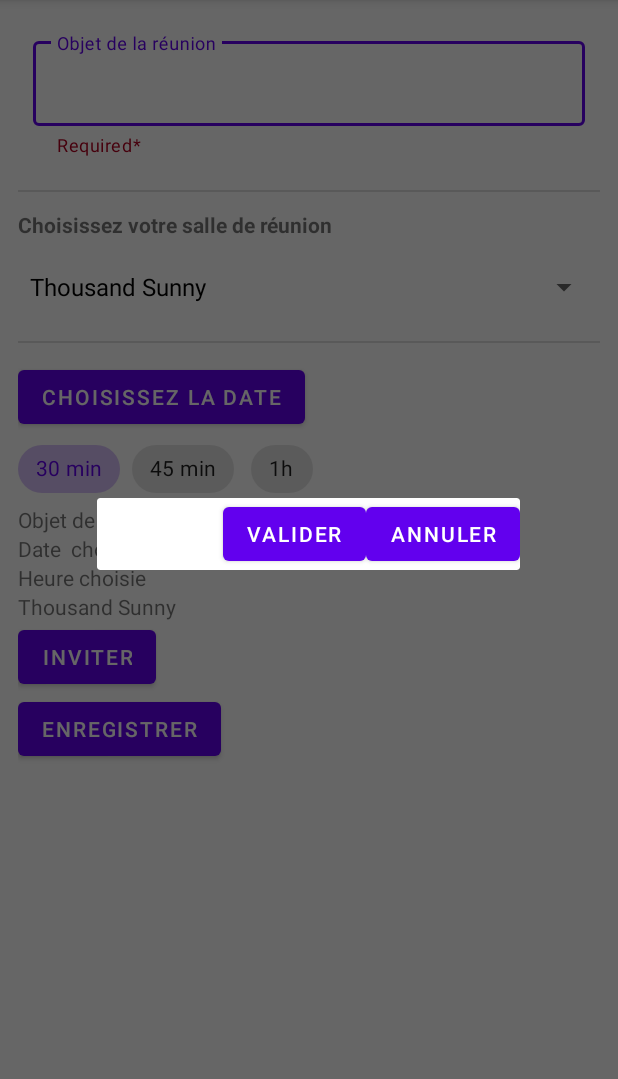
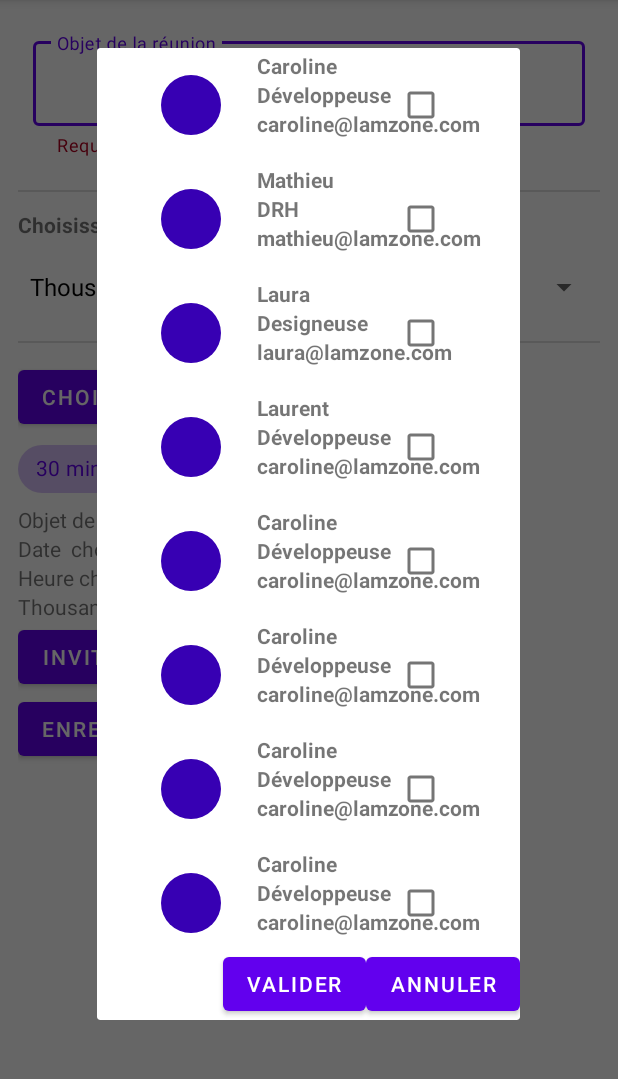
Before and after one commit to LaurentVrevin/Mareu, an Android app: the MeetingRoomBookingActivity screen opened directly, with no data from a screen before it, after a tap on "INVITER", on a phone screen of 412 x 824 dp, the part 84-1163 px from its top. Run offline under Robolectric (Android 15) with nearby library versions, the phone set to English and light mode, and no system bars.

Commit message:
Get and set recyclerview in DialogFragment with data list Employees

```diff
--- a/app/src/main/AndroidManifest.xml
+++ b/app/src/main/AndroidManifest.xml
@@ -14,7 +14,7 @@
         android:theme="@style/Theme.Mareu"
         tools:targetApi="31">
         <activity
-            android:name=".activities.MeetingRoomBooking"
+            android:name=".activities.MeetingRoomBookingActivity"
             android:exported="false" />
         <activity
             android:name=".activities.MainActivity"
--- /dev/null
+++ b/app/src/main/java/fr/laurentvrevin/mareu/DI/DI.java
@@ -0,0 +1,26 @@
+package fr.laurentvrevin.mareu.DI;
+
+import fr.laurentvrevin.mareu.service.DummyMareuApiService;
+import fr.laurentvrevin.mareu.service.MareuApiService;
+
+public class DI {
+    private static MareuApiService testservice = (MareuApiService) new DummyMareuApiService();
+
+    /**
+     * Get an instance on @{@link MareuApiService}
+     * @return
+     */
+    public static MareuApiService getEmployeesApiService() {
+        return testservice;
+    }
+
+    /**
+     * Get always a new instance on @{@link MareuApiService}. Useful for tests, so we ensure the context is clean.
+     * @return
+     */
+    public static MareuApiService getNewInstanceApiService() {
+        return (MareuApiService) new DummyMareuApiService();
+    }
+
+
+}
--- a/app/src/main/java/fr/laurentvrevin/mareu/activities/MainActivity.java
+++ b/app/src/main/java/fr/laurentvrevin/mareu/activities/MainActivity.java
@@ -10,7 +10,6 @@ import android.view.View;
 import com.google.android.material.floatingactionbutton.FloatingActionButton;
 
 import fr.laurentvrevin.mareu.R;
-import fr.laurentvrevin.mareu.activities.MeetingRoomBooking;
 
 public class MainActivity extends AppCompatActivity {
     private FloatingActionButton addMeetingButton;
@@ -26,7 +25,7 @@ public class MainActivity extends AppCompatActivity {
             @Override
             public void onClick(View v) {
                 Context context = addMeetingButton.getContext();
-                Intent intent = new Intent(context, MeetingRoomBooking.class);
+                Intent intent = new Intent(context, MeetingRoomBookingActivity.class);
                 context.startActivity(intent);
 
             }
--- a/app/src/main/java/fr/laurentvrevin/mareu/activities/MeetingRoomBooking.java
+++ b/app/src/main/java/fr/laurentvrevin/mareu/activities/MeetingRoomBookingActivity.java
@@ -12,16 +12,13 @@ import android.widget.ArrayAdapter;
 import android.widget.Button;
 import android.widget.Spinner;
 import android.widget.TextView;
-import android.widget.TimePicker;
 
 import androidx.appcompat.app.AppCompatActivity;
 
-import com.google.android.material.chip.Chip;
 import com.google.android.material.datepicker.CalendarConstraints;
 import com.google.android.material.datepicker.DateValidatorPointForward;
 import com.google.android.material.datepicker.MaterialDatePicker;
 import com.google.android.material.datepicker.MaterialPickerOnPositiveButtonClickListener;
-
 
 import java.text.SimpleDateFormat;
 import java.util.ArrayList;
@@ -35,41 +32,37 @@ import fr.laurentvrevin.mareu.model.Employees;
 import fr.laurentvrevin.mareu.model.Rooms;
 import fr.laurentvrevin.mareu.service.DummyRoomsGenerator;
 
-public class MeetingRoomBooking extends AppCompatActivity implements EmployeesListDialogFragment.Listener{
-    private Button datetimePickerButton, inviteEmployeeButton;
+
+public class MeetingRoomBookingActivity extends AppCompatActivity implements EmployeesListDialogFragment.Listener {
+    private Button mbutton_datepicker, mbutton_invitation;
     private TextView dateSelected, timeSelected, roomSelected;
     int thour, tminute, resultChipGroup;
     private Spinner mRoomToSelectSpinner;
-    private Chip chips_choice_group, chips_choice_01, chips_choice_02, chips_choice_03;
+    //private Chip chips_choice_group, chips_choice_01, chips_choice_02, chips_choice_03;
+    private ArrayList<Employees> mEmployeesToCheck;
     private ArrayList<Employees> mEmployeesSelected = new ArrayList<>();
     private EmployeesListDialogFragment mDialogFragment;
-
 
     @Override
     protected void onCreate(Bundle savedInstanceState) {
         super.onCreate(savedInstanceState);
         setContentView(R.layout.activity_meeting_room_booking);
 
-        datetimePickerButton = findViewById(R.id.DatePickerButton);
-        dateSelected = findViewById(R.id.tvDateSelected);
-        timeSelected = findViewById(R.id.tvTimeSelected);
-        mRoomToSelectSpinner = findViewById(R.id.RoomToSelectSpinner);
-        roomSelected = findViewById(R.id.tvRoomSelected);
-        inviteEmployeeButton = findViewById(R.id.invitationEmployeesButton);
+        mbutton_datepicker = findViewById(R.id.button_date_picker);
+        dateSelected = findViewById(R.id.tv_date_selected);
+        timeSelected = findViewById(R.id.tv_time_selected);
+        mRoomToSelectSpinner = findViewById(R.id.spinner_room_toselect);
+        roomSelected = findViewById(R.id.tv_room_selected);
+        mbutton_invitation = findViewById(R.id.button_invitation_employees);
 
+        //On ouvre le dialog fragment en cliquant sur le button "mbutton_invitation"
+        mbutton_invitation.setOnClickListener(v -> {
+            mDialogFragment = EmployeesListDialogFragment.createDialogFragment((ArrayList<Employees>) DUMMY_EMPLOYEES, mEmployeesSelected, MeetingRoomBookingActivity.this);
+            mDialogFragment.show(getSupportFragmentManager(), "MyFragment");
+            //passer la liste employeeToCheck ici
+            //mEmployeesToCheck = new ArrayList<>(DUMMY_EMPLOYEES);
 
-
-
-        //On ouvre le dialog fragment en cliquant sur le button inviteEmployeeButton
-        inviteEmployeeButton.setOnClickListener(new View.OnClickListener() {
-            @Override
-            public void onClick(View v) {
-                mDialogFragment =  EmployeesListDialogFragment.createdialogfragment(DUMMY_EMPLOYEES, mEmployeesSelected, MeetingRoomBooking.this);
-                mDialogFragment.show(getFragmentManager(), "Mon Fragment");
-                //passer la liste employee ici
-                //faire un listener
-
-            }
+            //faire un listener
         });
 
 
@@ -131,18 +124,6 @@ public class MeetingRoomBooking extends AppCompatActivity implements EmployeesLi
         thour = calendar.get(Calendar.HOUR_OF_DAY);
         tminute = calendar.get(Calendar.MINUTE);
 
-        /**final MaterialTimePicker materialTimePicker = new MaterialTimePicker.Builder()
-         .setTimeFormat(TimeFormat.CLOCK_12H)
-         .setHour(thour)
-         .setMinute(tminute)
-         .build();
-         TimePickerDialog.OnTimeSetListener onTimeSetListener = new TimePickerDialog.OnTimeSetListener() {
-        @Override public void onTimeSet(TimePicker view, int hourOfDay, int minute) {
-        thour = hourOfDay;
-        tminute = minute;
-        timeSelected.setText(String.format(Locale.getDefault(), "%02d:%02d",thour, tminute));
-        }
-        };*/
 
         TimePickerDialog.OnTimeSetListener onTimeSetListener = (view, hourOfDay, selectedminute) -> {
             calendar.set(Calendar.HOUR, hourOfDay);
@@ -155,7 +136,7 @@ public class MeetingRoomBooking extends AppCompatActivity implements EmployeesLi
         };
 
         //Quand je clique sur le bouton datetimePicker ouvre le fragment via la variable materialDatePicker
-        datetimePickerButton.setOnClickListener(new View.OnClickListener() {
+        mbutton_datepicker.setOnClickListener(new View.OnClickListener() {
             @Override
             public void onClick(View v) {
                 materialDatePicker.show(getSupportFragmentManager(), "DATE_PICKER");
@@ -176,6 +157,7 @@ public class MeetingRoomBooking extends AppCompatActivity implements EmployeesLi
         });
     }
 
+
     @Override
     public void onEmployeesSelected(List<Employees> employees) {
         Log.e("test", "onEmployeesSelected: ");
--- a/app/src/main/java/fr/laurentvrevin/mareu/adapter/EmployeesRecyclerViewAdapter.java
+++ b/app/src/main/java/fr/laurentvrevin/mareu/adapter/EmployeesRecyclerViewAdapter.java
@@ -1,19 +1,70 @@
 package fr.laurentvrevin.mareu.adapter;
 
+import android.content.Context;
 import android.view.LayoutInflater;
 import android.view.View;
 import android.view.ViewGroup;
-
+import android.widget.ImageButton;
+import android.widget.TextView;
 
 import androidx.annotation.NonNull;
 import androidx.recyclerview.widget.RecyclerView;
-import androidx.recyclerview.widget.RecyclerView.ViewHolder;
 
+import java.util.ArrayList;
 import java.util.List;
+
 
 import fr.laurentvrevin.mareu.R;
 import fr.laurentvrevin.mareu.model.Employees;
 
 
-public class EmployeesRecyclerViewAdapter{
+public class EmployeesRecyclerViewAdapter extends RecyclerView.Adapter<EmployeesRecyclerViewAdapter.ViewHolder> {
+    Context mContext;
+    List<Employees> mEmployees;
+
+
+    public EmployeesRecyclerViewAdapter(List<Employees> employees) {
+        this.mEmployees = employees;
+    }
+
+    @Override
+    public ViewHolder onCreateViewHolder( ViewGroup parent, int viewType) {
+        View view = LayoutInflater.from(parent.getContext())
+                .inflate(R.layout.fragment_employees_item, parent, false);
+        return new ViewHolder(view);
+    }
+
+    @Override
+    public void onBindViewHolder(ViewHolder holder, int position) {
+        holder.displayEmployees(this.mEmployees.get(position));
+
+    }
+
+    @Override
+    public int getItemCount() {
+        return mEmployees.size();
+    }
+
+    public static class ViewHolder extends RecyclerView.ViewHolder {
+        public TextView mEmployeeName, mEmployeeFunction, mEmployeeEmail;
+        public ImageButton checkedButton;
+
+
+        public ViewHolder(View itemView) {
+            super(itemView);
+            mEmployeeName = itemView.findViewById(R.id.tv_employee_name);
+            mEmployeeFunction = itemView.findViewById(R.id.tv_employee_function);
+            mEmployeeEmail = itemView.findViewById(R.id.tv_employee_email);
+            //checkedButton = itemView.findViewById(R.id.item_list_meeting_delete_button);
+
+        }
+
+        public void displayEmployees(Employees employees) {
+            mEmployeeName.setText(employees.getFirstname());
+            mEmployeeFunction.setText(employees.getFunction());
+            mEmployeeEmail.setText(employees.getEmail());
+
+        }
+    }
+
 }
--- a/app/src/main/java/fr/laurentvrevin/mareu/fragment/EmployeesListDialogFragment.java
+++ b/app/src/main/java/fr/laurentvrevin/mareu/fragment/EmployeesListDialogFragment.java
@@ -1,42 +1,48 @@
 package fr.laurentvrevin.mareu.fragment;
 
-import android.content.Context;
+import android.app.Dialog;
+import android.os.Build;
 import android.os.Bundle;
-
-import androidx.annotation.Nullable;
-import androidx.fragment.app.Fragment;
-import androidx.recyclerview.widget.RecyclerView;
 import android.view.LayoutInflater;
 import android.view.View;
 import android.view.ViewGroup;
-import android.widget.Button;
-import android.widget.TextView;
+
+import androidx.annotation.NonNull;
+import androidx.annotation.Nullable;
+import androidx.annotation.RequiresApi;
+import androidx.fragment.app.DialogFragment;
+import androidx.recyclerview.widget.RecyclerView;
 
 import java.util.ArrayList;
 import java.util.List;
 
+import fr.laurentvrevin.mareu.DI.DI;
 import fr.laurentvrevin.mareu.R;
+import fr.laurentvrevin.mareu.adapter.EmployeesRecyclerViewAdapter;
 import fr.laurentvrevin.mareu.model.Employees;
+import fr.laurentvrevin.mareu.service.MareuApiService;
 
-public class EmployeesListDialogFragment extends android.app.DialogFragment {
+
+public class EmployeesListDialogFragment extends DialogFragment {
+
     private static final String EMPLOYEES_LIST = "employees";
     private static final String EMPLOYEES_CHECKED_LIST = "checked_employees";
     private static final String LISTENER = "listener";
     private Listener mListener;
-    private ArrayList<Employees> mEmployees;
-    private ArrayList<Employees> mEmployeesSelected;
+    public List<Employees> mEmployees;
+    private List<Employees> mEmployeesSelected;
+    private RecyclerView mRecyclerView;
+    private MareuApiService mMareuApiService;
 
-    public static EmployeesListDialogFragment  createdialogfragment (ArrayList<Employees> employees, ArrayList<Employees> employeesSelected, Listener listener) {
 
+    public static EmployeesListDialogFragment createDialogFragment(ArrayList<Employees> employees, ArrayList<Employees> employeesSelected, Listener listener) {
         EmployeesListDialogFragment f = new EmployeesListDialogFragment();
-
         Bundle args = new Bundle();
         args.putSerializable(EMPLOYEES_LIST, employees);
         args.putSerializable(EMPLOYEES_CHECKED_LIST, employeesSelected);
         f.setArguments(args);
         f.setListener(listener);
         return f;
-
     }
 
     public void setListener(Listener listener) {
@@ -45,59 +51,30 @@ public class EmployeesListDialogFragment extends android.app.DialogFragment {
 
     @Nullable
     @Override
-    public View onCreateView(LayoutInflater inflater, @Nullable ViewGroup container, Bundle savedInstanceState) {
+    public View onCreateView(@NonNull LayoutInflater inflater, @Nullable ViewGroup container, Bundle savedInstanceState) {
         super.onCreateView(inflater, container, savedInstanceState);
         View view = inflater.inflate(R.layout.fragment_employees_list_dialog, container, false);
-        mEmployees = (ArrayList<Employees>)getArguments().getSerializable(EMPLOYEES_LIST );
-        mEmployeesSelected = (ArrayList<Employees>)getArguments().getSerializable(EMPLOYEES_CHECKED_LIST );
+        assert getArguments() != null;
+        mEmployees = (List<Employees>) getArguments().getSerializable(EMPLOYEES_LIST);
+        mEmployeesSelected = (List<Employees>) getArguments().getSerializable(EMPLOYEES_CHECKED_LIST);
+        mRecyclerView = view.findViewById(R.id.recycler_view_employees);
+        mMareuApiService = DI.getEmployeesApiService();
+        mEmployees = mMareuApiService.getEmployees();
+        mRecyclerView.setAdapter(new EmployeesRecyclerViewAdapter(mEmployees));
 
-
-
-         view.findViewById(R.id.OkButton).setOnClickListener(new View.OnClickListener() {
-             @Override
-             public void onClick(View v) {
-                 mListener.onEmployeesSelected(mEmployeesSelected);
-             }
-         });
-        view.findViewById(R.id.CancelButton).setOnClickListener(new View.OnClickListener() {
-            @Override
-            public void onClick(View v) {
-                dismiss();
-            }
-        });
-
-
-
-        //title = view.findViewById(R.id.textView);
-
-        /**yes.setOnClickListener(new View.OnClickListener() {
-        @Override public void onClick(View v) {
-
-        yes.setOnClickListener(new View.OnClickListener() {
-        @Override public void onClick(View v) {
-
-        Log.e("yes", "Clicked Yes");
-
-        }
-        });
-
-        }
-        });
-
-         no.setOnClickListener(new View.OnClickListener() {
-        @Override public void onClick(View v) {
-        Log.e("no", "Clicked No");
-        }
-        });
-
-         */
+        //On gère le bouton OK qui écoute les éléments de liste sélectionnées
+        view.findViewById(R.id.ok_button).setOnClickListener(v -> mListener.onEmployeesSelected(mEmployeesSelected));
+        //On gère le bouton Cancel pour annuler
+        view.findViewById(R.id.cancel_button).setOnClickListener(v -> dismiss());
         return view;
-
-    }
-    public interface Listener{
-        void onEmployeesSelected (List<Employees> employees);
     }
 
 
 
+    //On crée un contrat Listener qui renvoie la Liste des Employees sélectionnés
+    public interface Listener {
+        void onEmployeesSelected(List<Employees> employees);
+    }
+
+
 }
--- a/app/src/main/java/fr/laurentvrevin/mareu/fragment/EmployeesFragment.java
+++ b/app/src/main/java/fr/laurentvrevin/mareu/fragment/ItemEmployeesFragment.java
@@ -3,29 +3,33 @@ package fr.laurentvrevin.mareu.fragment;
 import android.content.Context;
 import android.os.Build;
 import android.os.Bundle;
+import android.view.LayoutInflater;
+import android.view.View;
+import android.view.ViewGroup;
 
 import androidx.annotation.RequiresApi;
-import androidx.fragment.app.Fragment;
 import androidx.recyclerview.widget.DividerItemDecoration;
 import androidx.recyclerview.widget.LinearLayoutManager;
 import androidx.recyclerview.widget.RecyclerView;
 
-import android.view.LayoutInflater;
-import android.view.View;
-import android.view.ViewGroup;
+import java.util.List;
 
 import fr.laurentvrevin.mareu.R;
+import fr.laurentvrevin.mareu.adapter.EmployeesRecyclerViewAdapter;
+import fr.laurentvrevin.mareu.model.Employees;
+import fr.laurentvrevin.mareu.service.MareuApiService;
 
 
-public class EmployeesFragment extends android.app.DialogFragment {
+public class ItemEmployeesFragment extends android.app.DialogFragment {
+    private RecyclerView recyclerviewemployees;
 
-   private RecyclerView recyclerviewemployees;
 
     @Override
     public void onCreate(Bundle savedInstanceState) {
         super.onCreate(savedInstanceState);
 
     }
+
     @RequiresApi(api = Build.VERSION_CODES.M)
     @Override
     public View onCreateView(LayoutInflater inflater, ViewGroup container,
@@ -38,4 +42,6 @@ public class EmployeesFragment extends android.app.DialogFragment {
         recyclerviewemployees.addItemDecoration(new DividerItemDecoration(getContext(), DividerItemDecoration.VERTICAL));
         return view;
     }
+
+
 }
--- a/app/src/main/java/fr/laurentvrevin/mareu/model/Employees.java
+++ b/app/src/main/java/fr/laurentvrevin/mareu/model/Employees.java
@@ -2,6 +2,7 @@ package fr.laurentvrevin.mareu.model;
 
 
 import java.io.Serializable;
+import java.util.ArrayList;
 
 public class Employees implements Serializable {
 
--- a/app/src/main/java/fr/laurentvrevin/mareu/service/DummyEmployeesGenerator.java
+++ b/app/src/main/java/fr/laurentvrevin/mareu/service/DummyEmployeesGenerator.java
@@ -7,14 +7,14 @@ import java.util.List;
 import fr.laurentvrevin.mareu.model.Employees;
 
 public class DummyEmployeesGenerator {
-    public static ArrayList<Employees> DUMMY_EMPLOYEES = new ArrayList<>(Arrays.asList(
+    public static List<Employees> DUMMY_EMPLOYEES = new ArrayList<>(Arrays.asList(
             new Employees(1, "Caroline", "Développeuse",
                     "caroline@lamzone.com"),
-            new Employees(2, "Caroline", "Développeuse",
-                    "caroline@lamzone.com"),
-            new Employees(3, "Caroline", "Développeuse",
-                    "caroline@lamzone.com"),
-            new Employees(4, "Caroline", "Développeuse",
+            new Employees(2, "Mathieu", "DRH",
+                    "mathieu@lamzone.com"),
+            new Employees(3, "Laura", "Designeuse",
+                    "laura@lamzone.com"),
+            new Employees(4, "Laurent", "Développeuse",
                     "caroline@lamzone.com"),
             new Employees(5, "Caroline", "Développeuse",
                     "caroline@lamzone.com"),
--- /dev/null
+++ b/app/src/main/java/fr/laurentvrevin/mareu/service/DummyMareuApiService.java
@@ -0,0 +1,19 @@
+package fr.laurentvrevin.mareu.service;
+
+import java.util.ArrayList;
+import java.util.List;
+
+import fr.laurentvrevin.mareu.model.Employees;
+
+public class DummyMareuApiService implements MareuApiService{
+    private final List<Employees> mEmployees = DummyEmployeesGenerator.generateEmployees();
+    //private final List<Employees> favoriteNeighbours = new ArrayList<>();
+
+    /**
+     * {@inheritDoc}
+     */
+    @Override
+    public List<Employees> getEmployees() {
+        return mEmployees;
+    }
+}
--- a/app/src/main/java/fr/laurentvrevin/mareu/service/MareuApiService.java
+++ b/app/src/main/java/fr/laurentvrevin/mareu/service/MareuApiService.java
@@ -1,5 +1,6 @@
 package fr.laurentvrevin.mareu.service;
 
+import java.util.ArrayList;
 import java.util.List;
 
 import fr.laurentvrevin.mareu.model.Employees;
--- a/app/src/main/res/layout/activity_meeting_room_booking.xml
+++ b/app/src/main/res/layout/activity_meeting_room_booking.xml
@@ -4,7 +4,7 @@
     xmlns:tools="http://schemas.android.com/tools"
     android:layout_width="match_parent"
     android:layout_height="match_parent"
-    tools:context=".activities.MeetingRoomBooking">
+    tools:context=".activities.MeetingRoomBookingActivity">
 
     <LinearLayout
         android:layout_width="match_parent"
@@ -44,7 +44,7 @@
             tools:ignore="MissingConstraints" />
 
         <Spinner
-            android:id="@+id/RoomToSelectSpinner"
+            android:id="@+id/spinner_room_toselect"
             android:layout_width="match_parent"
             android:layout_height="wrap_content"
             tools:ignore="MissingConstraints"
@@ -57,7 +57,7 @@
             android:layout_marginBottom="12dp"/>
 
         <Button
-            android:id="@+id/DatePickerButton"
+            android:id="@+id/button_date_picker"
             android:layout_width="wrap_content"
             android:layout_height="wrap_content"
             android:text="Choisissez la date" />
@@ -96,36 +96,36 @@
         </com.google.android.material.chip.ChipGroup>
 
         <TextView
-            android:id="@+id/tvObjectSelected"
+            android:id="@+id/tv_object_selected"
             android:layout_width="wrap_content"
             android:layout_height="wrap_content"
             android:text="Objet de la réunion" />
 
         <TextView
-            android:id="@+id/tvDateSelected"
+            android:id="@+id/tv_date_selected"
             android:layout_width="wrap_content"
             android:layout_height="wrap_content"
             android:text="Date  choisie" />
 
         <TextView
-            android:id="@+id/tvTimeSelected"
+            android:id="@+id/tv_time_selected"
             android:layout_width="wrap_content"
             android:layout_height="wrap_content"
             android:text="Heure choisie" />
 
         <TextView
-            android:id="@+id/tvRoomSelected"
+            android:id="@+id/tv_room_selected"
             android:layout_width="wrap_content"
             android:layout_height="wrap_content"
             android:text="Salle choisie" />
         <Button
-            android:id="@+id/invitationEmployeesButton"
+            android:id="@+id/button_invitation_employees"
             android:layout_width="wrap_content"
             android:layout_height="wrap_content"
             android:text="Inviter" />
 
         <Button
-            android:id="@+id/SaveMeetingButton"
+            android:id="@+id/button_save_meeting"
             android:layout_width="wrap_content"
             android:layout_height="wrap_content"
             android:text="enregistrer" />
--- a/app/src/main/res/layout/fragment_employees.xml
+++ b/app/src/main/res/layout/fragment_employees_item.xml
@@ -21,7 +21,7 @@
         android:src="@drawable/circle" />
 
     <TextView
-        android:id="@+id/tvEmployee_name"
+        android:id="@+id/tv_employee_name"
         android:layout_width="wrap_content"
         android:layout_height="wrap_content"
         android:layout_marginStart="24dp"
@@ -36,7 +36,7 @@
         android:layout_marginStart="24dp"
         android:text="tv_employee_function"
         android:textStyle="bold"
-        app:layout_constraintTop_toBottomOf="@+id/tvEmployee_name"
+        app:layout_constraintTop_toBottomOf="@+id/tv_employee_name"
         app:layout_constraintStart_toEndOf="@+id/image_employee"
         />
 
--- a/app/src/main/res/layout/fragment_employees_list_dialog.xml
+++ b/app/src/main/res/layout/fragment_employees_list_dialog.xml
@@ -3,19 +3,20 @@
     xmlns:app="http://schemas.android.com/apk/res-auto"
     xmlns:tools="http://schemas.android.com/tools"
     android:layout_width="match_parent"
-    android:layout_height="match_parent">
+    android:layout_height="700dp">
 
     <androidx.recyclerview.widget.RecyclerView
         android:id="@+id/recycler_view_employees"
         android:layout_width="match_parent"
-        android:layout_height="match_parent"
+        android:layout_height="600dp"
+        app:layoutManager="androidx.recyclerview.widget.LinearLayoutManager"
         app:layout_constraintStart_toStartOf="parent"
         app:layout_constraintEnd_toEndOf="parent"
-        tools:listitem="@layout/fragment_employees" />
+        tools:listitem="@layout/fragment_employees_item" />
 
 
     <Button
-        android:id="@+id/OkButton"
+        android:id="@+id/ok_button"
         android:layout_width="wrap_content"
         android:layout_height="wrap_content"
         android:layout_marginStart="84dp"
@@ -24,14 +25,14 @@
         app:layout_constraintTop_toBottomOf="@id/recycler_view_employees" />
 
     <Button
-        android:id="@+id/CancelButton"
+        android:id="@+id/cancel_button"
         android:layout_width="wrap_content"
         android:layout_height="wrap_content"
         android:text="Annuler"
         app:layout_constraintEnd_toEndOf="parent"
         app:layout_constraintHorizontal_bias="0.173"
-        app:layout_constraintLeft_toRightOf="@id/OkButton"
-        app:layout_constraintStart_toEndOf="@+id/OkButton"
+        app:layout_constraintLeft_toRightOf="@id/ok_button"
+        app:layout_constraintStart_toEndOf="@+id/ok_button"
         app:layout_constraintTop_toBottomOf="@id/recycler_view_employees" />
 
 </androidx.constraintlayout.widget.ConstraintLayout>
```
